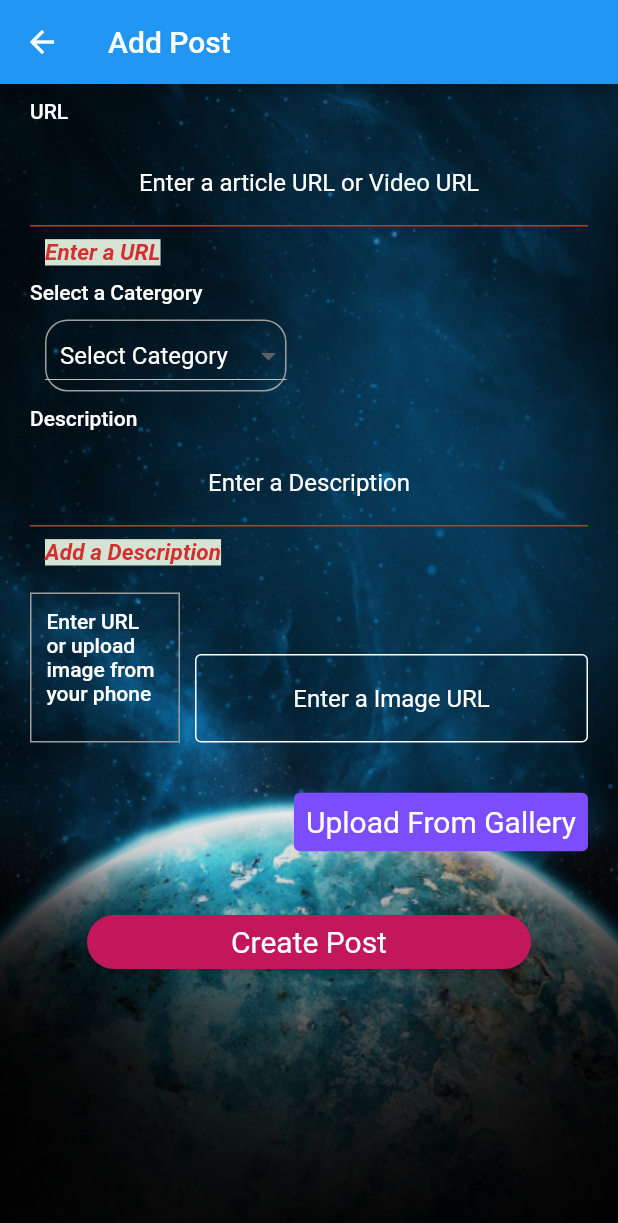
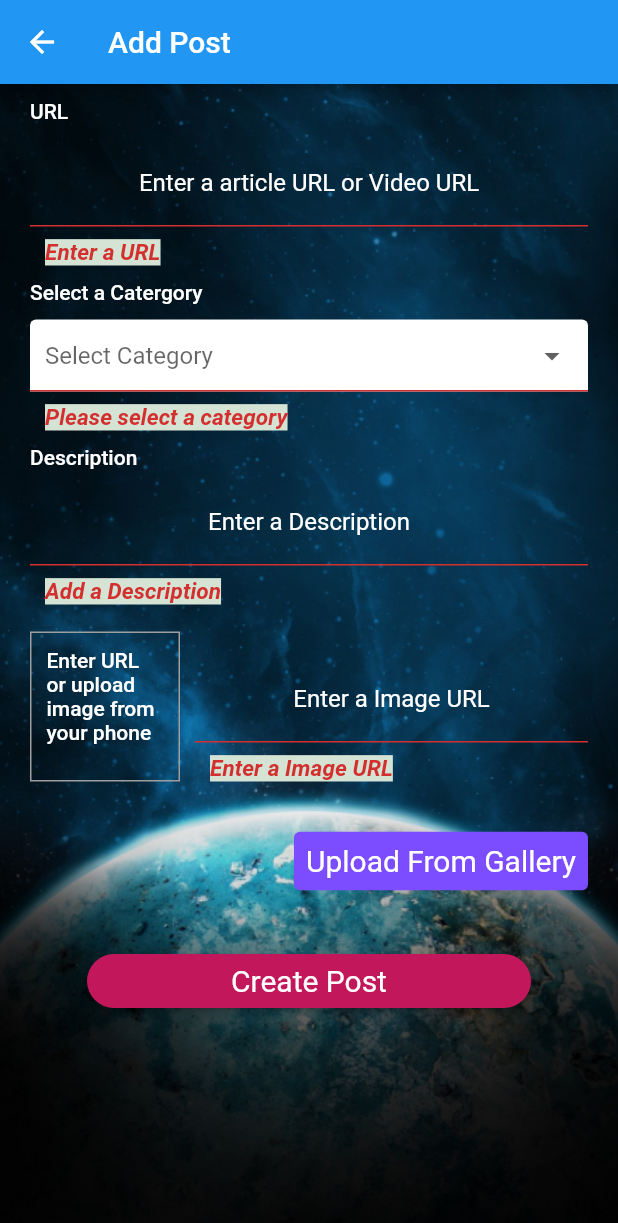
Before and after one commit to moehared/Climate-awareness-V2, a Flutter app: the AddPostView screen opened directly, after a tap on "Create Post", on a phone screen of 412 x 824 dp. Shown: the top 1223 px of the screen. Run offline on Flutter 3.47's test engine with Material 2 defaults, Android fonts, the phone set to English and light mode, and no system bars; our stand-ins replace cloud_firestore, firebase_auth, firebase_core, firebase_storage, flutter_animation_progress_bar, flutter_pw_validator and 4 more; missing offline and left inert: xml2json; accounts and stored records are empty.

Commit message:
feat: Added Youtube player and starting the CRUD operations
Added youtube player and starting the CRUD

```diff
--- a/app/lib/common/routes/app_routes.dart
+++ b/app/lib/common/routes/app_routes.dart
@@ -9,6 +9,7 @@ import 'package:app/ui/views/questionaire-view/question-views/quick-carbon-calcu
 
 import 'package:app/ui/views/questionaire-view/questionaire-view.dart';
 import 'package:app/ui/views/user-registeration-view/user_registeration_view.dart';
+import 'package:app/ui/widgets/youtube-player-widget/youtube-player.dart';
 import 'package:flutter/material.dart';
 
 class AppRouter {
@@ -28,6 +29,8 @@ class AppRouter {
         return MaterialPageRoute(builder: (_) => ForgetPasswordView());
             case AddPostView.routeName:
         return MaterialPageRoute(builder: (_) => AddPostView());
+            case PlayYoutubeVideo.routeName:
+        return MaterialPageRoute(builder: (_) => PlayYoutubeVideo(youtubeData: settings.arguments as YoutubeData,));
       // case CommunityView.routeName:
       //   return MaterialPageRoute(builder: (_) => CommunityView());
       //   case ChatView.routeName:
--- /dev/null
+++ b/app/lib/common/utils/regex-patterns.dart
@@ -0,0 +1,11 @@
+final urlPattern =
+    r"^(?:http(s)?:\/\/)?[\w.-]+(?:\.[\w\.-]+)+[\w\-\._~:/?#[\]@!\$&'\(\)\*\+,;=.]+";
+final youtubePattern =
+    r"(?:https?:\/\/)?(?:youtu\.be\/|(?:www\.|m\.)?youtube\.com\/(?:watch|v|embed)(?:\.php)?(?:\?.*v=|\/))([a-zA-Z0-9\_-]+)";
+final imagePattern =
+    r"(?:([^:/?#]+):)?(?://([^/?#]*))?([^?#]*\.(?:jpg|png))(?:\?([^#]*))?(?:#(.*))?";
+
+bool checkYoutubeURL(String youtubeURL) {
+  return RegExp(youtubePattern, caseSensitive: false).firstMatch(youtubeURL) !=
+      null;
+}
--- a/app/lib/domain/services/database_services/post_service.dart
+++ b/app/lib/domain/services/database_services/post_service.dart
@@ -13,4 +13,9 @@ class PostDatabaseService {
     //print(userPostModel.toMap().toString());
   }
 
+  void getEditUserPost(){
+
+
+  }
+
 }
--- a/app/lib/domain/services/locator.dart
+++ b/app/lib/domain/services/locator.dart
@@ -12,12 +12,12 @@ import 'package:app/domain/services/network_service/questionaires_endpoint/netwo
 import 'package:app/domain/services/repository/account_firebase_repository.dart';
 import 'package:app/domain/services/repository/post_firebase_repository.dart';
 import 'package:app/domain/services/repository/repo_interface.dart';
+import 'package:app/domain/viewmodel/add-posts-viewmodel/add-post-view-model.dart';
 import 'package:app/domain/viewmodel/chat_viewmodel/chat_viewmodel.dart';
 import 'package:app/domain/viewmodel/confirm_user_email_viewmodel/confirm_user_email_viewmodel.dart';
 
 import 'package:app/domain/viewmodel/community_viewmodel/community_viewmodel.dart';
 import 'package:app/domain/viewmodel/forget-password-viewmodel/forget-password-viewmodel.dart';
-import 'package:app/domain/viewmodel/forum-posts-viewmodel/forum_posts_viewmodel.dart';
 import 'package:app/domain/viewmodel/forum-viewmodel.dart/forum-viewmodel.dart';
 import 'package:app/domain/viewmodel/location_viewmodel/location_viewmodel.dart';
 import 'package:app/domain/viewmodel/profile_viewmodel/profile_viewmodel.dart';
--- a/app/lib/domain/services/navigation_service/navigation_service.dart
+++ b/app/lib/domain/services/navigation_service/navigation_service.dart
@@ -14,6 +14,7 @@ class NavigationService {
   }
 
   Future navigateTo(String routeName, {Object? argument}) {
+    print('arg is : $argument');
     return argument == null
         ? _navKey.get().currentState!.pushNamed(routeName)
         : _navKey.get().currentState!.pushNamed(routeName, arguments: argument);
--- a/app/lib/domain/services/network_service/questionaires_endpoint/network_service.dart
+++ b/app/lib/domain/services/network_service/questionaires_endpoint/network_service.dart
@@ -17,6 +17,9 @@ const placesEndPoint =
 
 const defaultCarbonEndPoint =
     'https://apis.berkeley.edu/coolclimate/footprint-defaults';
+
+const alternativeEndPoint =
+    'https://coolclimate.berkeley.edu/calculators/household-staging/api.php';
 
 class NetworkService {
   final _dialogService = locator<DiaglogService>();
@@ -87,7 +90,8 @@ class NetworkService {
   }) async {
     late final http.Response response;
     final defaultURL =
-        '$defaultCarbonEndPoint?input_location_mode=2&input_location=$city&input_income=$income&input_size=$size';
+        //'$defaultCarbonEndPoint?input_location_mode=2&input_location=$city&input_income=$income&input_size=$size';
+        '$alternativeEndPoint?input_location_mode=1&input_location=$city&input_income=$income&input_size=$size&input_location_country=CA&op=get_defaults_and_results';
 
     try {
       final url = Uri.parse(defaultURL);
--- a/app/lib/domain/viewmodel/forum-posts-viewmodel/forum_posts_viewmodel.dart
+++ b/app/lib/domain/viewmodel/add-posts-viewmodel/add-post-view-model.dart
@@ -1,3 +1,4 @@
+import 'package:app/common/utils/regex-patterns.dart';
 import 'package:app/domain/services/authentication_service/auth_service.dart';
 import 'package:app/domain/services/database_services/post_service.dart';
 import 'package:app/domain/services/locator.dart';
@@ -14,14 +15,12 @@ import 'package:http/http.dart' as http;
 //TODO: To seperate catergory and type create maybe another drop down widget
 class AddPostViewModel extends BaseViewModel {
   var _validUrlPath = false;
+  var _validImageUrlPath = false;
   final _navService = locator<NavigationService>();
   var _validImagePath = false;
   var _blackList = false;
 
-  var urlPattern =
-      r"^(?:http(s)?:\/\/)?[\w.-]+(?:\.[\w\.-]+)+[\w\-\._~:/?#[\]@!\$&'\(\)\*\+,;=.]+";
-  var youtubePattern =
-      r"(?:https?:\/\/)?(?:youtu\.be\/|(?:www\.|m\.)?youtube\.com\/(?:watch|v|embed)(?:\.php)?(?:\?.*v=|\/))([a-zA-Z0-9\_-]+)";
+
   final _imageUrlController = TextEditingController();
   var errorUrl = false;
   var mediaError = false;
@@ -57,6 +56,7 @@ class AddPostViewModel extends BaseViewModel {
 
   set setUserPostObj(UserPostModel copy) {
     _userPostModel = copy;
+    notifyListeners();
   }
 
   UserPostModel get userPostsModel => _userPostModel;
@@ -135,7 +135,38 @@ class AddPostViewModel extends BaseViewModel {
     print(articleValid);
   }
 
+
+
+
+
+
   bool get articleValid => _validUrlPath;
+
+  void checkImageURL(String userImageUrl) {
+    try {
+
+      final response = http.get(Uri.parse(userImageUrl));
+      if (response == 200) {
+        _validUrlPath = true;
+      }
+    } on Exception catch (_) {
+      _validUrlPath = false;
+    }
+    print(_validImageUrlPath);
+    var isUrlValid =
+        (RegExp(imagePattern, caseSensitive: false).firstMatch(userImageUrl) !=
+            null);
+
+    if (isUrlValid) {
+      _validImageUrlPath = true;
+    } else {
+      _validImageUrlPath = false;
+    }
+    print(_validImageUrlPath);
+    print(imageValid);
+  }
+
+  bool get imageValid => _validImageUrlPath;
 
 //TODO: To validate images need to make machine learning
   Future pickImage() async {
@@ -150,4 +181,17 @@ class AddPostViewModel extends BaseViewModel {
       print("failed to pick image: $e");
     }
   }
+  bool get imageUpload => isUserUpload;
+
+  void initState() {
+    // check if post id is null: return;
+    // if the post id is not null , populate userModel object with the object user wants to edit.
+    // notify
+  }
+
+
+
+
+
+
 }
--- a/app/lib/ui/views/add-post-view/add-posts-view.dart
+++ b/app/lib/ui/views/add-post-view/add-posts-view.dart
@@ -1,8 +1,9 @@
+import 'package:app/domain/viewmodel/add-posts-viewmodel/add-post-view-model.dart';
 import 'package:app/ui/widgets/forum-post-widget/create-post-widget.dart';
 import 'package:app/ui/widgets/image-widgets/background_image.dart';
 import 'package:flutter/material.dart';
 import 'package:app/domain/viewmodel/buildView_modelTemplate.dart/buildView_modelTemplate.dart';
-import 'package:app/domain/viewmodel/forum-posts-viewmodel/forum_posts_viewmodel.dart';
+
 
 class AddPostView extends StatelessWidget {
   static const routeName = '/AddPostView';
@@ -11,6 +12,7 @@ class AddPostView extends StatelessWidget {
   @override
   Widget build(BuildContext context) {
     return BuildViewModel<AddPostViewModel>(
+      onModelReady: (model) => model.initState(),
       builder: (ctx, model, child) => Scaffold(
         backgroundColor: Colors.white,
         appBar: AppBar(
--- /dev/null
+++ b/app/lib/ui/widgets/drop-down-widget/drop-down-forum-field-widget.dart
@@ -0,0 +1,40 @@
+import 'package:app/common/styles/textfield-form.dart';
+import 'package:flutter/material.dart';
+
+class FormFieldDropDownWidget extends StatelessWidget {
+  const FormFieldDropDownWidget({
+    Key? key,
+    required this.onChanged,
+    required this.hint,
+    required this.errorMessage,
+    required this.items,
+    this.backgroundColor,
+    this.selectedColor = Colors.black,
+  }) : super(key: key);
+  final Function(String?)? onChanged;
+  // final String value;
+  final String hint;
+  final List<String> items;
+  final Color? backgroundColor;
+  final Color? selectedColor;
+  final String errorMessage;
+  @override
+  Widget build(BuildContext context) {
+    return DropdownButtonFormField<String>(
+      hint: Text(hint),
+      decoration: kTextFieldform,
+      dropdownColor: backgroundColor,
+      onChanged: onChanged,
+      validator: (value) => value == null ? errorMessage : null,
+      items: items.map<DropdownMenuItem<String>>((String value) {
+        return DropdownMenuItem<String>(
+          value: value,
+          child: Text(
+            value,
+            style: TextStyle(color: selectedColor),
+          ),
+        );
+      }).toList(),
+    );
+  }
+}
--- a/app/lib/ui/widgets/forum-post-widget/create-post-widget.dart
+++ b/app/lib/ui/widgets/forum-post-widget/create-post-widget.dart
@@ -1,11 +1,13 @@
 import 'dart:io';
 import 'package:app/common/styles/textfield-form.dart';
+import 'package:app/domain/viewmodel/add-posts-viewmodel/add-post-view-model.dart';
 import 'package:app/ui/widgets/button-widget/rounded-long-button.dart';
 import 'package:flutter/material.dart';
 import 'package:app/ui/widgets/drop-down-widget/drop-down-widget.dart';
-import 'package:app/domain/viewmodel/forum-posts-viewmodel/forum_posts_viewmodel.dart';
+
 import 'package:app/ui/widgets/reusable-widget/build_button.dart';
 import 'package:flutter/services.dart';
+import 'package:app/ui/widgets/drop-down-widget/drop-down-forum-field-widget.dart';
 
 class CreateUserPost extends StatelessWidget {
   const CreateUserPost({
@@ -67,16 +69,31 @@ class CreateUserPost extends StatelessWidget {
             const SizedBox(
               height: 10,
             ),
-            DropDownMenuWidget(
-              onChanged: (dropDownValue) {
+
+            FormFieldDropDownWidget(
+               onChanged: (dropDownValue) {
                 debugPrint("Drop down value" + dropDownValue!);
                 model.setUserPostObj =
                     model.userPostsModel.copyWith(category: dropDownValue);
-              },
-              hintText: 'Select Category',
-              items: model.categoryList,
-              dropdownColor: Theme.of(context).colorScheme.secondary,
+               },
+               errorMessage: 'Please select a category',
+               hint:   model.userPostsModel.category.isEmpty
+                    ? 'Select Category'
+                    : model.userPostsModel.category,
+
+               items: model.categoryList,
+         //     color: Theme.of(context).colorScheme.secondary,
             ),
+            // DropDownMenuWidget(
+            //   onChanged: (dropDownValue) {
+            //     debugPrint("Drop down value" + dropDownValue!);
+            //     model.setUserPostObj =
+            //         model.userPostsModel.copyWith(category: dropDownValue);
+            //   },
+            //   hintText: model.userPostsModel.category.isEmpty ? 'Select Category' : model.userPostsModel.category,
+            //   items: model.categoryList,
+            //   dropdownColor: Theme.of(context).colorScheme.secondary,
+            // ),
             const SizedBox(
               height: 10,
             ),
@@ -140,10 +157,13 @@ class CreateUserPost extends StatelessWidget {
                     decoration: BoxDecoration(
                       border: Border.all(width: 1, color: Colors.grey),
                     ),
-                    child: model.imageController.text.isEmpty
+                    child: model.imageController.text.isEmpty &&
+                            model.imageValid == false &&
+                            model.imageUpload == false
                         ? Padding(
                             padding: const EdgeInsets.all(10.0),
-                            child: Text(
+                            child:
+                            Text(
                               'Enter URL or upload image from your phone',
                               style: Theme.of(context).textTheme.bodyText1,
                             ),
@@ -168,13 +188,21 @@ class CreateUserPost extends StatelessWidget {
                       FocusScope.of(context).unfocus();
                     },
                     onEditingComplete: model.onEditComplete,
-                    //  validator: (url) {
-                    //   if (url!.isEmpty) {
-                    //     return "Add a article url";
-                    //   } else if (!url.isValidUrl()) {
-                    //   return "Enter a Valid URL in the form of https://wwww.Example.com";
-                    //   }
-                    // },
+
+                    validator: (url) {
+                      if (url!.isEmpty) {
+                        return "Enter a Image URL";
+                      }
+                      model.blacklistCheck(url);
+                      if (model.blackListValid) {
+                        return "Image URL contains illicit words";
+                      }
+                      model.checkImageURL(url);
+                      print("valid " + model.imageValid.toString());
+                      if (!model.imageValid) {
+                        return "Image URL is not valid";
+                      }
+                    },
                     onSaved: (imageURL) {
                       model.setUserPostObj =
                           model.userPostsModel.copyWith(imageUrl: imageURL);
--- a/app/lib/ui/widgets/reusable-widget/reusable_post_card_widget.dart
+++ b/app/lib/ui/widgets/reusable-widget/reusable_post_card_widget.dart
@@ -1,5 +1,12 @@
 import 'dart:io';
 
+import 'package:app/common/utils/regex-patterns.dart';
+import 'package:app/common/utils/show_pop-up_menu.dart';
+import 'package:app/domain/services/locator.dart';
+import 'package:app/domain/services/navigation_service/navigation_service.dart';
+import 'package:app/ui/widgets/edit-post-widget/edit-post-widget.dart';
+import 'package:app/ui/widgets/user-setting-menu/user_setting_menu.dart';
+import 'package:app/ui/widgets/youtube-player-widget/youtube-player.dart';
 import 'package:flutter/material.dart';
 import 'package:url_launcher/url_launcher.dart';
 import 'package:youtube_player_flutter/youtube_player_flutter.dart';
@@ -11,13 +18,17 @@ class ReusablePostCard extends StatelessWidget {
   final String id;
   final String uuid;
 
+
   const ReusablePostCard({
     required this.post,
     required this.id,
     required this.uuid,
   });
 
+
+
   Future<void> _launchInBrowser(String url) async {
+    //todo: check if the url is a youtube or article and based this either launch url or play video
     if (await canLaunch(url)) {
       await launch(
         url,
@@ -27,6 +38,12 @@ class ReusablePostCard extends StatelessWidget {
     } else {
       throw 'Could not launch $url';
     }
+  }
+
+  void playYoutubeVideo(){
+    final navigationServices = locator<NavigationService>();
+    navigationServices.navigateTo(PlayYoutubeVideo.routeName,argument: YoutubeData(title: post.description,videoId: post.url));
+
   }
 
   @override
@@ -51,7 +68,7 @@ class ReusablePostCard extends StatelessWidget {
             ),
             TextButton(
               style: TextButton.styleFrom(padding: EdgeInsets.all(5)),
-              onPressed: () {},
+              onPressed: () => showPopUpMenu(child: ShowEditPostMenu(postId: post.postId,userID:post.userId,),context: context),
               child: Text(
                 'Edit Post',
                 style: Theme.of(context).textTheme.bodyText1!.copyWith(
@@ -138,7 +155,7 @@ class ReusablePostCard extends StatelessWidget {
                             post.category == "Environment"
                         ? Text("Read", style: TextStyle(color: Colors.white))
                         : Text("Watch", style: TextStyle(color: Colors.white)),
-                    onPressed: () => _launchInBrowser(post.url),
+                    onPressed: () => checkYoutubeURL(post.url) ? playYoutubeVideo() : _launchInBrowser(post.url),
                   ),
                 ),
               ),
--- a/app/lib/ui/widgets/user-post-stream-widget/user_post_stream_widget.dart
+++ b/app/lib/ui/widgets/user-post-stream-widget/user_post_stream_widget.dart
@@ -17,6 +17,7 @@ class UserPostStream extends StatelessWidget {
   final bool filterByArticle;
   final bool filterByMedia;
   final user;
+
 
   @override
   Widget build(BuildContext context) {
@@ -54,6 +55,7 @@ class UserPostStream extends StatelessWidget {
               post: userData,
               id: userData.postId,
               uuid: userData.userId,
+
             );
           }).toList();
           return ListView.builder(
--- a/app/lib/ui/widgets/user-setting-menu/user_setting_menu.dart
+++ b/app/lib/ui/widgets/user-setting-menu/user_setting_menu.dart
@@ -16,7 +16,7 @@ class UserMenuPopUp extends StatelessWidget {
     required this.uuid,
     required this.command,
   });
-  final ProfileViewModel command;
+  final dynamic command;
   @override
   Widget build(BuildContext context) {
     return isEdit == true && id != 0 && uuid.isNotEmpty
```
Also changed, not shown: app/lib/common/utils/show_pop-up_menu.dart (added, +10 -0 lines), app/lib/ui/widgets/edit-post-widget/edit-post-widget.dart (added, +60 -0 lines), app/lib/ui/widgets/forum-post-widget/forum-post-edit-widget.dart (added, +13 -0 lines), app/lib/ui/widgets/youtube-player-widget/youtube-player.dart (added, +51 -0 lines).
